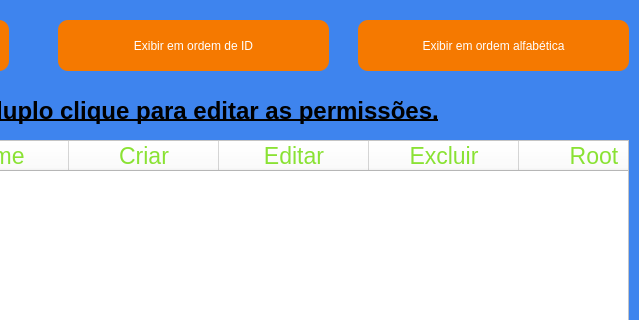
JVwolfart/PROJETO-SALAO-JOVEM-PROGRAMADOR, file manutencao_usuarios.ui: the form before one commit; both pictures show x 242 to 881 and y 0 to 320 of the 881 by 610 pixel window.
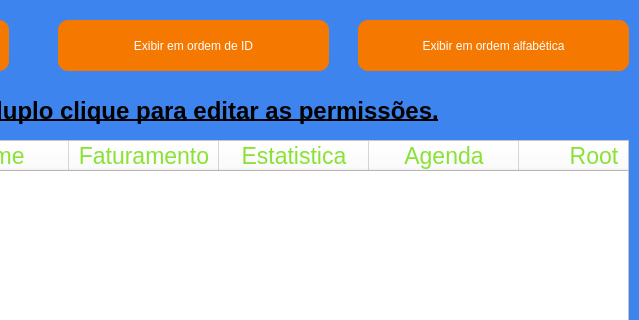
The form after the commit.

Diff of the .ui file:
```diff
--- a/manutencao_usuarios.ui
+++ b/manutencao_usuarios.ui
@@ -125,7 +125,7 @@
     </column>
     <column>
      <property name="text">
-      <string>Criar</string>
+      <string>Faturamento</string>
      </property>
      <property name="font">
       <font>
@@ -138,7 +138,7 @@
     </column>
     <column>
      <property name="text">
-      <string>Editar</string>
+      <string>Estatistica</string>
      </property>
      <property name="font">
       <font>
@@ -151,7 +151,7 @@
     </column>
     <column>
      <property name="text">
-      <string>Excluir</string>
+      <string>Agenda</string>
      </property>
      <property name="font">
       <font>
```
